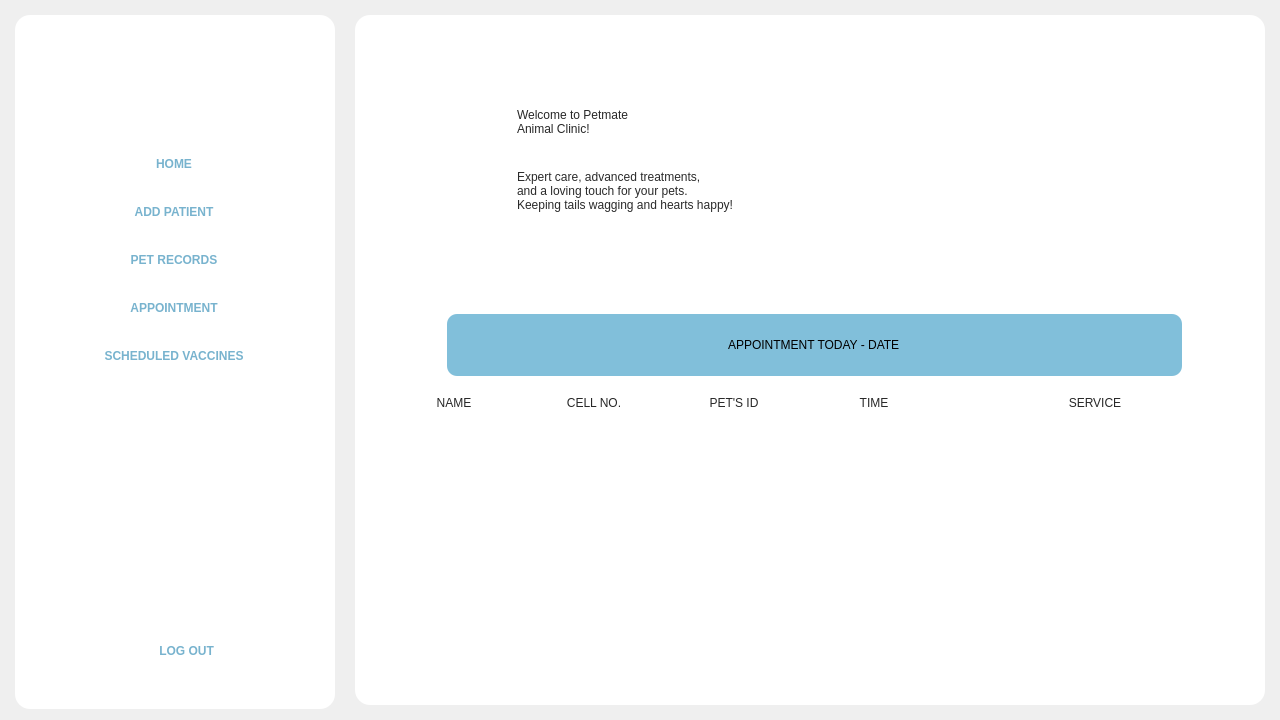
rmmln/Petmate-Desktop-Application, file Frontend/Home.ui: the form before one commit.
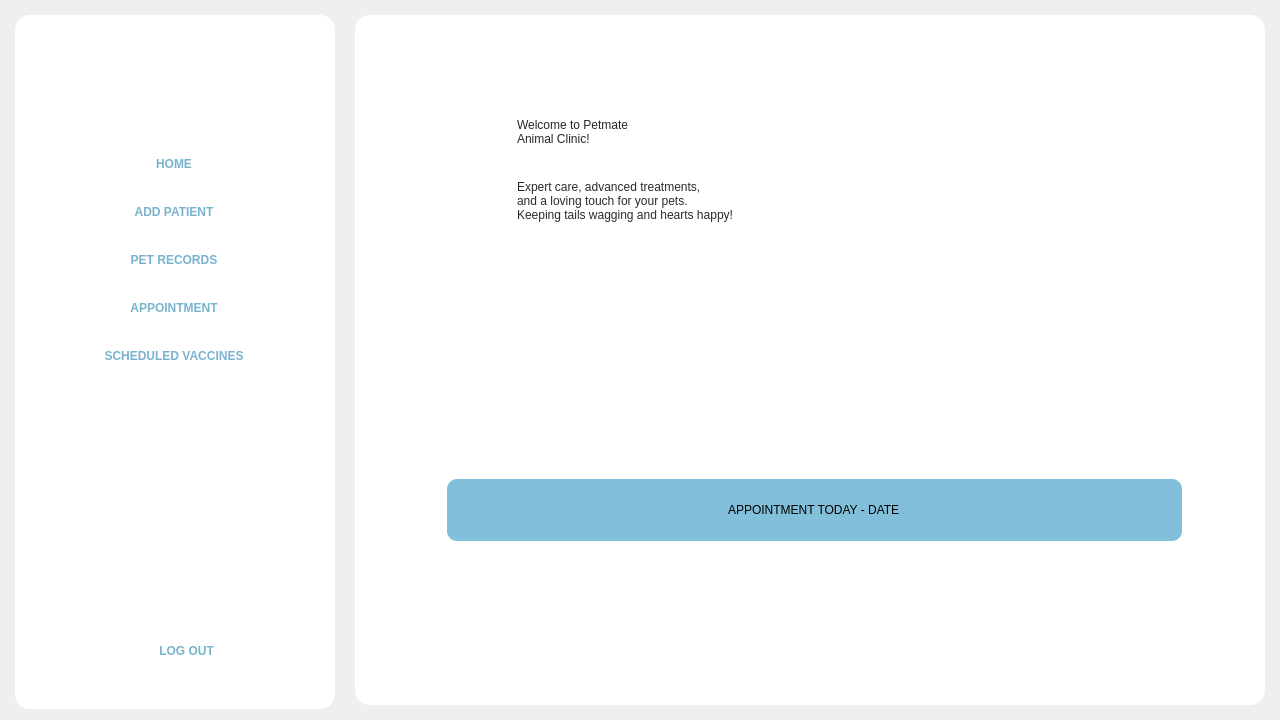
The form after the commit. The open tabs and pages were chosen to show the change. Icons and pictures are not drawn.

The edit to the form file:
```diff
--- a/Frontend/Home.ui
+++ b/Frontend/Home.ui
@@ -867,192 +867,6 @@
                    </layout>
                   </widget>
                  </item>
-                 <item>
-                  <widget class="QTableWidget" name="upcoming_appointment">
-                   <property name="sizePolicy">
-                    <sizepolicy hsizetype="Expanding" vsizetype="Fixed">
-                     <horstretch>0</horstretch>
-                     <verstretch>0</verstretch>
-                    </sizepolicy>
-                   </property>
-                   <property name="minimumSize">
-                    <size>
-                     <width>0</width>
-                     <height>300</height>
-                    </size>
-                   </property>
-                   <property name="styleSheet">
-                    <string notr="true">QTableWidget {
-    background-color: white;
-    border: none;
-    gridline-color: transparent;
-	font: 63 14pt &quot;Montserrat SemiBold&quot;;
-    border-radius: 10px; 
-	text-align: center;
-	qproperty-alignment: AlignCenter;
-	color: #272727;
-}
-QTableWidget::item {
-	padding:30px;
-	margin-bottom:15px;
-	background-color: #EFEFEF;
-}
-
-QHeaderView::section {
-    background-color: transparent;
-    color: #272727;
-	font: 87 16pt &quot;Montserrat Black&quot;;
-    padding: 8px;
-    border-radius: 5px;
-}
-
-QTableWidget {
-    word-wrap: break-word;
-}
-
-QTableWidget::item {
-    word-wrap: break-word;
-    padding: 8px;
-    background: #F5F5F5;
-}
-
-QHeaderView::section {
-    word-wrap: normal;
-}
-
-
-
-QScrollBar:vertical {
-    border: none;
-    background: white; 
-    width: 8px; 
-    margin: 0px;
-}
-
-QScrollBar::handle:vertical {
-    background: #81BFDA; /* Scrollbar color */
-    min-height: 20px;
-    border-radius: 4px;
-}
-
-QScrollBar::handle:vertical:hover {
-    background: #2980b9; 
-}
-
-
-QScrollBar::add-line:vertical, 
-QScrollBar::sub-line:vertical, 
-QScrollBar::up-arrow:vertical, 
-QScrollBar::down-arrow:vertical, 
-QScrollBar::add-page:vertical, 
-QScrollBar::sub-page:vertical {
-    background: none;
-    height: 0px;
-}
-</string>
-                   </property>
-                   <property name="frameShadow">
-                    <enum>QFrame::Plain</enum>
-                   </property>
-                   <property name="autoScrollMargin">
-                    <number>15</number>
-                   </property>
-                   <property name="editTriggers">
-                    <set>QAbstractItemView::NoEditTriggers</set>
-                   </property>
-                   <property name="tabKeyNavigation">
-                    <bool>false</bool>
-                   </property>
-                   <property name="showDropIndicator" stdset="0">
-                    <bool>false</bool>
-                   </property>
-                   <property name="dragDropOverwriteMode">
-                    <bool>false</bool>
-                   </property>
-                   <property name="alternatingRowColors">
-                    <bool>false</bool>
-                   </property>
-                   <property name="selectionMode">
-                    <enum>QAbstractItemView::NoSelection</enum>
-                   </property>
-                   <property name="selectionBehavior">
-                    <enum>QAbstractItemView::SelectRows</enum>
-                   </property>
-                   <property name="verticalScrollMode">
-                    <enum>QAbstractItemView::ScrollPerPixel</enum>
-                   </property>
-                   <property name="showGrid">
-                    <bool>false</bool>
-                   </property>
-                   <property name="gridStyle">
-                    <enum>Qt::NoPen</enum>
-                   </property>
-                   <property name="sortingEnabled">
-                    <bool>false</bool>
-                   </property>
-                   <property name="wordWrap">
-                    <bool>true</bool>
-                   </property>
-                   <property name="cornerButtonEnabled">
-                    <bool>false</bool>
-                   </property>
-                   <property name="rowCount">
-                    <number>0</number>
-                   </property>
-                   <attribute name="horizontalHeaderCascadingSectionResizes">
-                    <bool>false</bool>
-                   </attribute>
-                   <attribute name="horizontalHeaderDefaultSectionSize">
-                    <number>140</number>
-                   </attribute>
-                   <attribute name="horizontalHeaderMinimumSectionSize">
-                    <number>50</number>
-                   </attribute>
-                   <attribute name="horizontalHeaderShowSortIndicator" stdset="0">
-                    <bool>false</bool>
-                   </attribute>
-                   <attribute name="horizontalHeaderStretchLastSection">
-                    <bool>true</bool>
-                   </attribute>
-                   <attribute name="verticalHeaderVisible">
-                    <bool>false</bool>
-                   </attribute>
-                   <attribute name="verticalHeaderHighlightSections">
-                    <bool>false</bool>
-                   </attribute>
-                   <attribute name="verticalHeaderStretchLastSection">
-                    <bool>false</bool>
-                   </attribute>
-                   <column>
-                    <property name="text">
-                     <string>NAME</string>
-                    </property>
-                    <property name="textAlignment">
-                     <set>AlignCenter</set>
-                    </property>
-                   </column>
-                   <column>
-                    <property name="text">
-                     <string>CELL NO.</string>
-                    </property>
-                   </column>
-                   <column>
-                    <property name="text">
-                     <string>PET'S ID</string>
-                    </property>
-                   </column>
-                   <column>
-                    <property name="text">
-                     <string>TIME</string>
-                    </property>
-                   </column>
-                   <column>
-                    <property name="text">
-                     <string>SERVICE</string>
-                    </property>
-                   </column>
-                  </widget>
-                 </item>
                 </layout>
                </widget>
               </item>
```
Left out of the diff: 26 changed lines with no effect on the pictures.
